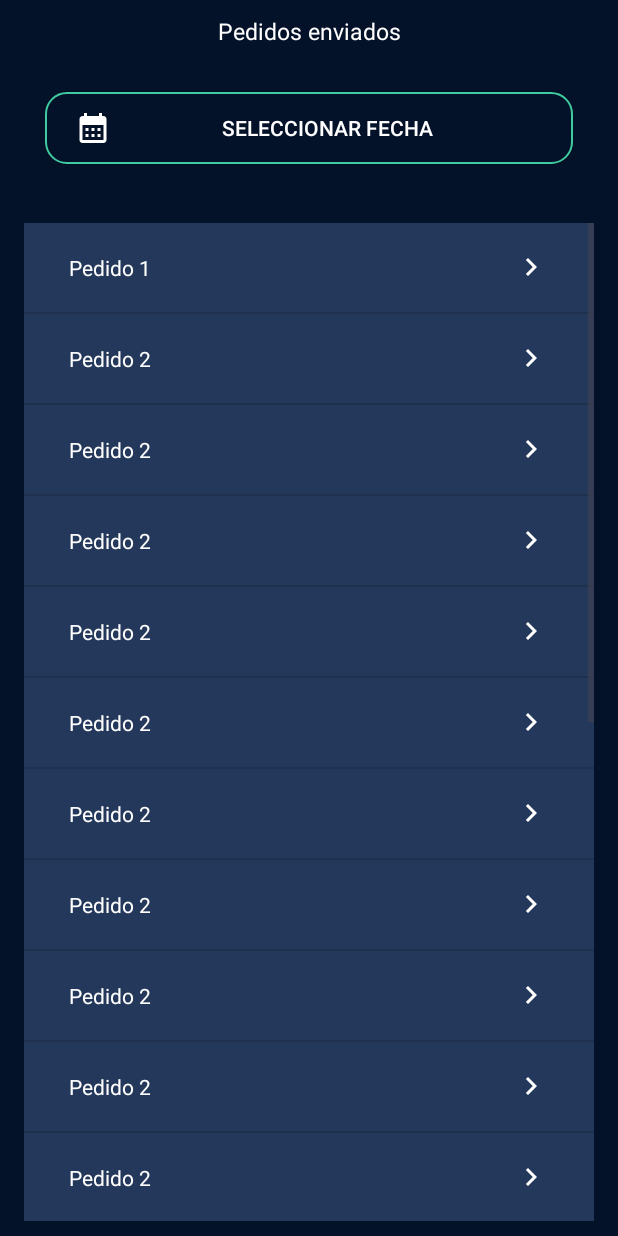
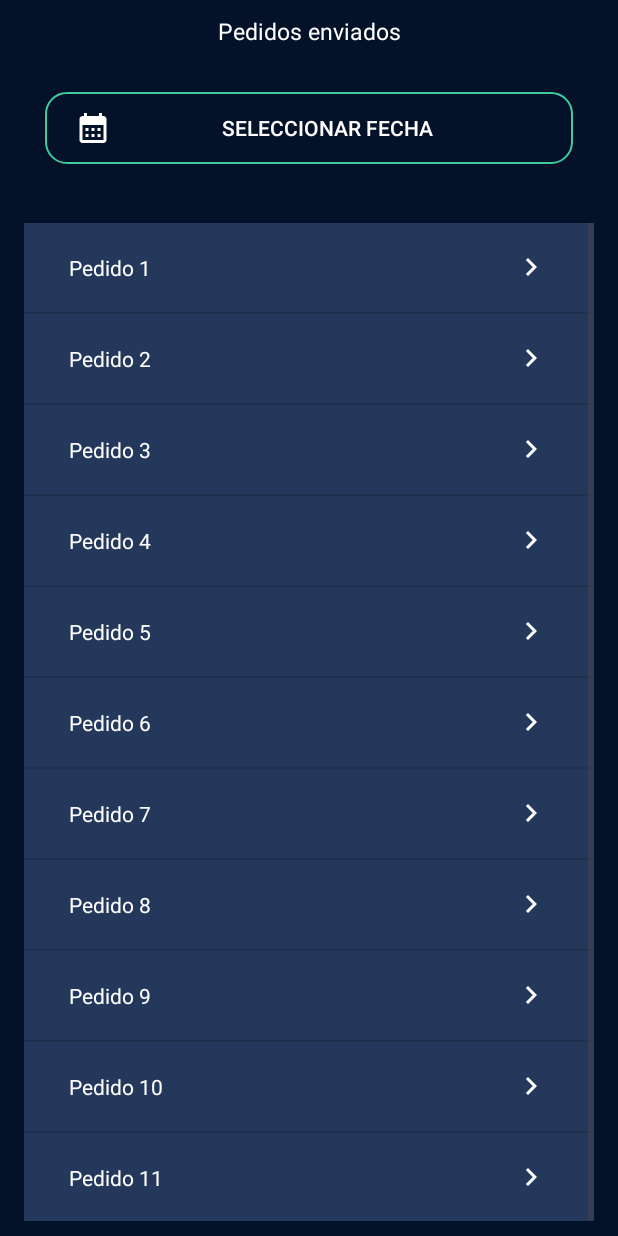
Before and after one commit to Martin-Ball/Preventapp, an Android app: the fragment OrdersFragment placed in its activity, on a phone screen of 412 x 824 dp. Run offline under Robolectric (Android 15) with nearby library versions, the phone set to English and light mode, and no system bars.

Commit message:
product date selected

```diff
--- a/app/src/main/java/com/martin/preventapp/controller/interfaces/OrdersInterface.kt
+++ b/app/src/main/java/com/martin/preventapp/controller/interfaces/OrdersInterface.kt
@@ -1,9 +1,16 @@
 package com.martin.preventapp.controller.interfaces
 
 import androidx.fragment.app.Fragment
+import com.martin.preventapp.view.entities.OrderItem
 
 interface OrdersInterface {
     interface ViewOrders {
         fun showFragmentDetail()
     }
+
+    interface Controller {
+        fun showFragmentDetail()
+        fun setItemToDetail(item: OrderItem?)
+        fun getItemToDetail() : OrderItem?
+    }
 }
--- a/app/src/main/java/com/martin/preventapp/view/adapter/ClientAdapter.kt
+++ b/app/src/main/java/com/martin/preventapp/view/adapter/ClientAdapter.kt
@@ -7,18 +7,19 @@ import android.widget.Filter
 import android.widget.Filterable
 import android.widget.TextView
 import com.martin.preventapp.R
+import com.martin.preventapp.view.entities.Client
 
-class ClientAdapter(context: Context, private val clientList: List<String>) : BaseAdapter() {
+class ClientAdapter(context: Context, private val clientList: List<Client>) : BaseAdapter() {
 
     private val inflater: LayoutInflater = LayoutInflater.from(context)
-    private var filteredClientList: List<String> = clientList
+    private var filteredClientList: List<Client> = clientList
 
     override fun getCount(): Int {
         return filteredClientList.size
     }
 
     override fun getItem(position: Int): String {
-        return filteredClientList[position]
+        return filteredClientList[position].name
     }
 
     override fun getItemId(position: Int): Long {
@@ -38,13 +39,13 @@ class ClientAdapter(context: Context, private val clientList: List<String>) : Ba
             viewHolder = view.tag as ViewHolder
         }
 
-        viewHolder.clientName.text = filteredClientList[position]
+        viewHolder.clientName.text = filteredClientList[position].name
 
         return view
     }
 
     fun filter(query: String) {
-        filteredClientList = clientList.filter { it.contains(query, ignoreCase = true) }
+        filteredClientList = clientList.filter { it.name.contains(query, ignoreCase = true) }
         notifyDataSetChanged()
     }
 
--- a/app/src/main/java/com/martin/preventapp/view/adapter/OrderAdapter.kt
+++ b/app/src/main/java/com/martin/preventapp/view/adapter/OrderAdapter.kt
@@ -9,9 +9,10 @@ import android.widget.ImageButton
 import android.widget.TextView
 import com.martin.preventapp.R
 import com.martin.preventapp.controller.interfaces.OrdersInterface
+import com.martin.preventapp.controller.orders.OrdersController
 import com.martin.preventapp.view.entities.OrderItem
 
-class OrderAdapter (private val context: Context, private val items: List<OrderItem>, private val orderFragmentListener: OrdersInterface.ViewOrders) : BaseAdapter() {
+class OrderAdapter (private val context: Context, private val items: List<OrderItem>) : BaseAdapter() {
     override fun getCount(): Int {
         return items.size
     }
@@ -41,7 +42,8 @@ class OrderAdapter (private val context: Context, private val items: List<OrderI
 
         viewHolder.titleTextView.text = item.title
         viewHolder.actionButton.setOnClickListener {
-            orderFragmentListener.showFragmentDetail()
+            OrdersController.instance!!.showFragmentDetail()
+            OrdersController.instance!!.setItemToDetail(item)
         }
 
         return view
--- /dev/null
+++ b/app/src/main/java/com/martin/preventapp/view/entities/Client.kt
@@ -0,0 +1,5 @@
+package com.martin.preventapp.view.entities
+
+data class Client(
+    val name: String
+)
--- a/app/src/main/java/com/martin/preventapp/view/entities/OrderItem.kt
+++ b/app/src/main/java/com/martin/preventapp/view/entities/OrderItem.kt
@@ -1,3 +1,8 @@
 package com.martin.preventapp.view.entities
 
-data class OrderItem(val title: String)
+data class OrderItem(
+    val title: String,
+    val products: List<Product>,
+    val client: Client,
+    val note: String
+)
--- a/app/src/main/java/com/martin/preventapp/view/fragments/create/ClientSelectionFragment.kt
+++ b/app/src/main/java/com/martin/preventapp/view/fragments/create/ClientSelectionFragment.kt
@@ -16,6 +16,7 @@ import com.martin.preventapp.controller.createOrder.CreateOrderController
 import com.martin.preventapp.databinding.FragmentClientSelectionBinding
 import com.martin.preventapp.databinding.FragmentCreateOrderBinding
 import com.martin.preventapp.view.MainActivity
+import com.martin.preventapp.view.entities.Client
 
 class ClientSelectionFragment : Fragment() {
 
@@ -47,7 +48,10 @@ class ClientSelectionFragment : Fragment() {
     override fun onViewCreated(view: View, savedInstanceState: Bundle?) {
         super.onViewCreated(view, savedInstanceState)
 
-        val clientList = listOf("Cliente 1", "Cliente 2", "Cliente 3", "Cliente 4")
+        val clientList = listOf(
+            Client("Cliente 1",), Client("Cliente 2"), Client("Cliente 3"), Client("Cliente 4"))
+
+        val clientNames = clientList.map { it.name }
 
         val clientAdapter = ClientAdapter(requireContext(), clientList)
         binding.clientList.adapter = clientAdapter
@@ -55,7 +59,7 @@ class ClientSelectionFragment : Fragment() {
         binding.searchView.setOnQueryTextListener(object : SearchView.OnQueryTextListener {
             override fun onQueryTextSubmit(query: String?): Boolean {
                 binding.searchView.clearFocus()
-                if (query != null && clientList.contains(query)) {
+                if (query != null && clientNames.contains(query)) {
                     clientAdapter.filter(query)
                 }
                 return false
--- a/app/src/main/java/com/martin/preventapp/view/fragments/orders/OrdersFragment.kt
+++ b/app/src/main/java/com/martin/preventapp/view/fragments/orders/OrdersFragment.kt
@@ -17,7 +17,9 @@ import com.martin.preventapp.databinding.FragmentOrdersBinding
 import com.martin.preventapp.databinding.FragmentResumeBinding
 import com.martin.preventapp.view.adapter.OrderAdapter
 import com.martin.preventapp.view.adapter.ProductResumeAdapter
+import com.martin.preventapp.view.entities.Client
 import com.martin.preventapp.view.entities.OrderItem
+import com.martin.preventapp.view.entities.Product
 import com.martin.preventapp.view.fragments.create.ResumeFragment
 import com.martin.preventapp.view.fragments.recommended.RecommendedProductFragment
 import java.util.Calendar
@@ -51,31 +53,21 @@ class OrdersFragment : Fragment(), OrdersInterface.ViewOrders {
         super.onViewCreated(view, savedInstanceState)
 
         val items = listOf(
-            OrderItem("Pedido 1"),
-            OrderItem("Pedido 2"),
-            OrderItem("Pedido 2"),
-            OrderItem("Pedido 2"),
-            OrderItem("Pedido 2"),
-            OrderItem("Pedido 2"),
-            OrderItem("Pedido 2"),
-            OrderItem("Pedido 2"),
-            OrderItem("Pedido 2"),
-            OrderItem("Pedido 2"),
-            OrderItem("Pedido 2"),
-            OrderItem("Pedido 2"),
-            OrderItem("Pedido 2"),
-            OrderItem("Pedido 2"),
-            OrderItem("Pedido 2"),
-            OrderItem("Pedido 2"),
-            OrderItem("Pedido 2"),
-            OrderItem("Pedido 2"),
-            OrderItem("Pedido 2"),
-            OrderItem("Pedido 2"),
-            OrderItem("Pedido 2"),
-            OrderItem("Pedido 2"),
+            OrderItem("Pedido 1", listOf(Product("Producto 1"), Product("Producto 12")), Client("Cliente 1"), "nota de pedido"),
+            OrderItem("Pedido 2", listOf(Product("Producto 2"), Product("Producto 13")), Client("Cliente 2"), "nota de pedido1"),
+            OrderItem("Pedido 3", listOf(Product("Producto 3"), Product("Producto 14")), Client("Cliente 3"), "nota de pedido2"),
+            OrderItem("Pedido 4", listOf(Product("Producto 4"), Product("Producto 15")), Client("Cliente 4"), "nota de pedido3"),
+            OrderItem("Pedido 5", listOf(Product("Producto 5"), Product("Producto 16")), Client("Cliente 5"), "nota de pedido4"),
+            OrderItem("Pedido 6", listOf(Product("Producto 6"), Product("Producto 17")), Client("Cliente 6"), "nota de pedido5"),
+            OrderItem("Pedido 7", listOf(Product("Producto 7"), Product("Producto 18")), Client("Cliente 7"), "nota de pedido6"),
+            OrderItem("Pedido 8", listOf(Product("Producto 8"), Product("Producto 19")), Client("Cliente 8"), "nota de pedido7"),
+            OrderItem("Pedido 9", listOf(Product("Producto 9"), Product("Producto 20")), Client("Cliente 9"), "nota de pedido7"),
+            OrderItem("Pedido 10", listOf(Product("Producto 10"), Product("Producto 21")), Client("Cliente 10"), "nota de pedido9"),
+            OrderItem("Pedido 11", listOf(Product("Producto 11"), Product("Producto 22")), Client("Cliente 11"), "nota de pedido10"),
+
         )
 
-        val adapter = OrderAdapter(requireContext(), items, this)
+        val adapter = OrderAdapter(requireContext(), items)
         binding.orderList.adapter = adapter
 
         binding.btnOpenDatePicker.setOnClickListener {
```
Also changed, not shown: app/src/main/java/com/martin/preventapp/controller/orders/OrdersController.kt (added, +35 -0 lines), app/src/main/java/com/martin/preventapp/view/fragments/orders/DetailOrderFragment.kt (+22 -0 lines), app/src/main/java/com/martin/preventapp/view/fragments/recommended/RecommendedFragment.kt (+5 -2 lines).
